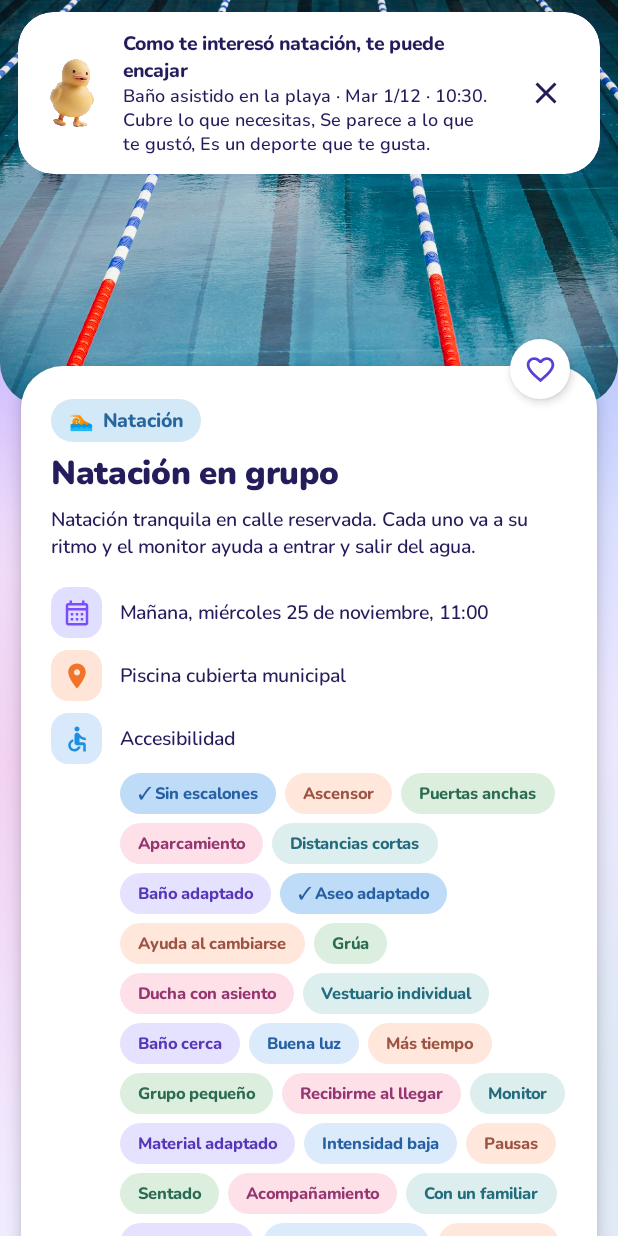
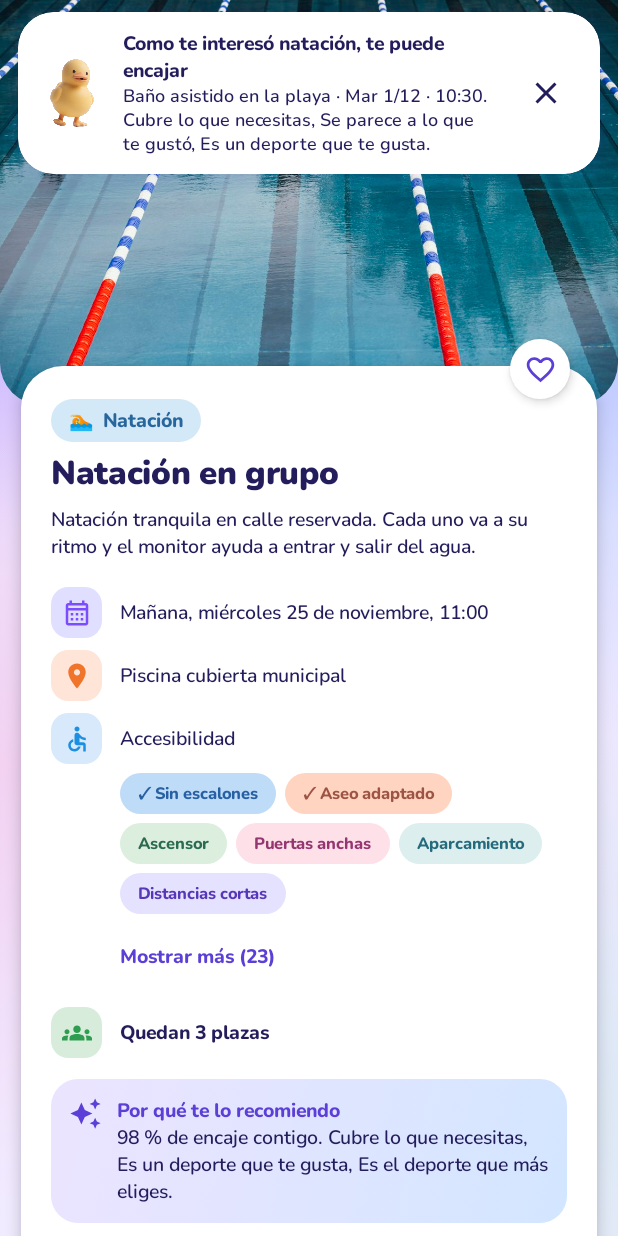
Before and after one commit to javierromeo1612/fit-in-ia, an Android app built with Jetpack Compose: the screen it shows after launch (MainActivity), after a tap on "Volver", on a phone screen of 412 x 824 dp. Run offline under Robolectric (Android 15) with nearby library versions, the phone set to English and light mode, and no system bars; 1 statement that could not run was skipped; 1 other tap on this screen came first.

Commit message:
Ficha: accesibilidad plegada con «Mostrar más»
Co-Authored-By: Claude Opus 5.5 <noreply@anthropic.com>
Claude-Session: https://claude.ai/code/session_01BrcfxEjT774GhiUEJrMWyC

```diff
--- a/app/src/main/java/com/marbellup/fitin/ui/screens/ActivityScreen.kt
+++ b/app/src/main/java/com/marbellup/fitin/ui/screens/ActivityScreen.kt
@@ -1,5 +1,6 @@
 package com.marbellup.fitin.ui.screens
 
+import androidx.compose.animation.animateContentSize
 import androidx.compose.foundation.background
 import androidx.compose.foundation.layout.*
 import androidx.compose.foundation.rememberScrollState
@@ -98,12 +99,27 @@ fun ActivityScreen(state: AppState, activityId: String) {
                         Line(Icons.Outlined.CalendarMonth, a.nextSession.replaceFirstChar { it.uppercase() }, color = funColor(0))
                         Line(Icons.Filled.Place, a.place, color = funColor(2))
                         Line(Icons.AutoMirrored.Filled.Accessible, "Accesibilidad", color = funColor(1))
+                        // Primero lo que tú necesitas; el resto, plegado tras «Mostrar más».
+                        val todas = a.features.sortedWith(compareByDescending<com.marbellup.fitin.data.Need> { it in state.needs }.thenBy { it.ordinal })
+                        var verTodas by remember(a.id) { mutableStateOf(false) }
+                        val visibles = if (verTodas) todas else todas.take(6)
                         FlowRow(
-                            Modifier.padding(start = 46.dp, top = 2.dp, bottom = 4.dp),
+                            Modifier.padding(start = 46.dp, top = 2.dp, bottom = 4.dp).animateContentSize(),
                             horizontalArrangement = Arrangement.spacedBy(6.dp),
                             verticalArrangement = Arrangement.spacedBy(6.dp),
                         ) {
-                            a.features.sortedBy { it.ordinal }.forEachIndexed { i, n -> Chip(n.shortLabel, n in state.needs, funColor(i + 1)) }
+                            visibles.forEachIndexed { i, n -> Chip(n.shortLabel, n in state.needs, funColor(i + 1)) }
+                        }
+                        if (todas.size > 6) {
+                            TextButton(
+                                onClick = { verTodas = !verTodas },
+                                modifier = Modifier.padding(start = 34.dp).heightIn(min = 44.dp),
+                            ) {
+                                Text(
+                                    if (verTodas) "Mostrar menos" else "Mostrar más (${todas.size - 6})",
+                                    style = MaterialTheme.typography.labelLarge,
+                                )
+                            }
                         }
                         Spacer(Modifier.height(6.dp))
                         Line(Icons.Filled.Groups, if (a.spotsLeft == 1) "Queda 1 plaza" else "Quedan ${a.spotsLeft} plazas", bold = true, color = funColor(3))
```
